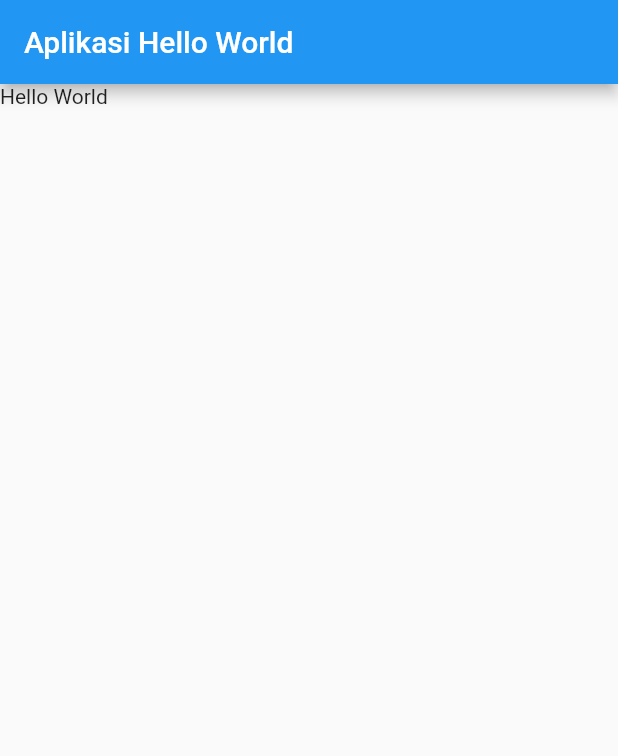
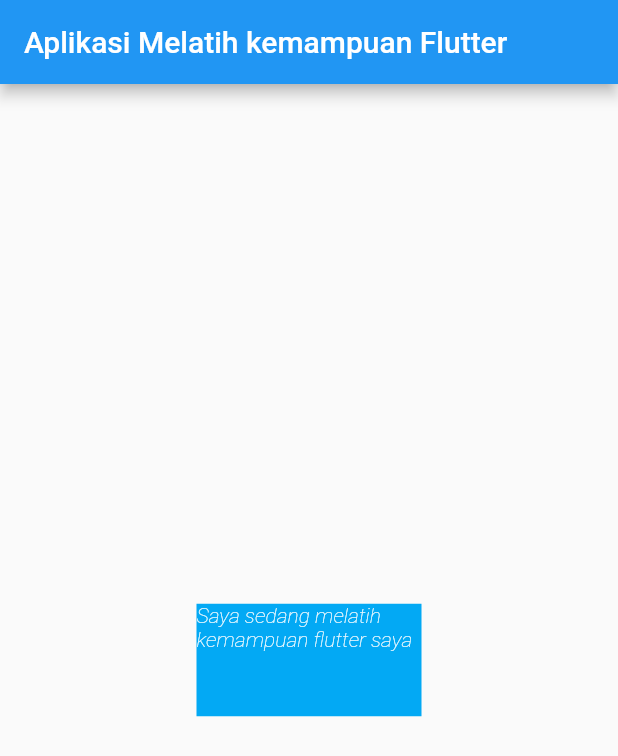
Before and after one commit to mindatama/GIT, a Flutter app: the screen it shows after launch, on a phone screen of 412 x 824 dp. Shown: the top 756 px of the screen. Run offline on Flutter 3.47's test engine with Material 2 defaults, Android fonts, the phone set to English and light mode, and no system bars.

Commit message:
hello_world_flutter tambah tambah kontainer

```diff
--- a/hello_world_flutter/lib/main.dart
+++ b/hello_world_flutter/lib/main.dart
@@ -10,9 +10,21 @@ class MyApp extends StatelessWidget {
     return MaterialApp(
       home: Scaffold(
         appBar: AppBar(
-          title: Text('Aplikasi Hello World'),
+          title: Text('Aplikasi Melatih kemampuan Flutter'),
         ),
-        body: Text("Hello World"),
+        body: Center(
+            child: Container(
+                color: Colors.lightBlue,
+                width: 150,
+                height: 75,
+                child: Text(
+                  "Saya sedang melatih kemampuan flutter saya",
+                  style: TextStyle(
+                      color: Colors.white,
+                      fontStyle: FontStyle.italic,
+                      fontWeight: FontWeight.w100),
+                  overflow: TextOverflow.clip,
+                ))),
       ),
     );
   }
```
